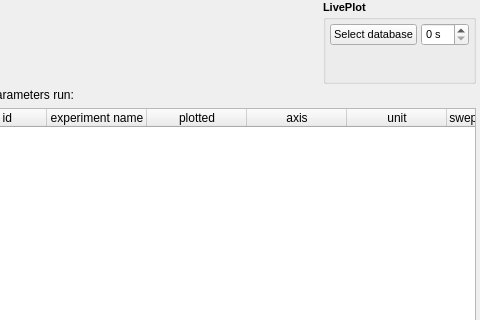
First picture: the form in pyplotter/ui/main.ui, repository pyplotter/pyplotter, before the edit; both pictures show x 544 to 1024 and y 0 to 320 of the 1024 by 605 pixel window.
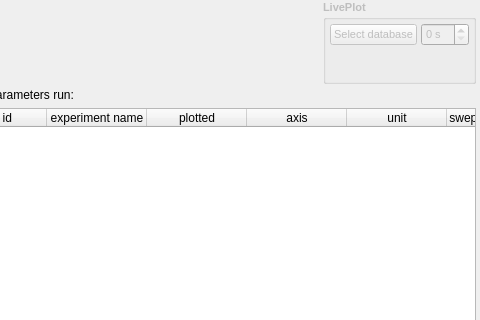
Second picture: the form after the edit. Custom widgets are drawn as their Qt base class.

Commit message: Deactivate liveplot

What changed in the file:
```diff
--- a/pyplotter/ui/main.ui
+++ b/pyplotter/ui/main.ui
@@ -125,6 +125,9 @@
         </item>
         <item>
          <widget class="QGroupBox" name="groupBoxLivePlot">
+          <property name="enabled">
+           <bool>false</bool>
+          </property>
           <property name="maximumSize">
            <size>
             <width>16777215</width>
@@ -165,7 +168,7 @@
              <item>
               <widget class="QPushButton" name="pushButtonLivePlot">
                <property name="enabled">
-                <bool>true</bool>
+                <bool>false</bool>
                </property>
                <property name="maximumSize">
                 <size>
@@ -187,7 +190,7 @@
              <item>
               <widget class="QSpinBox" name="spinBoxLivePlot">
                <property name="enabled">
-                <bool>true</bool>
+                <bool>false</bool>
                </property>
                <property name="minimumSize">
                 <size>
```
Left out of the diff: 2 changed lines with no effect on the pictures. The commit also changes 1 other file.
